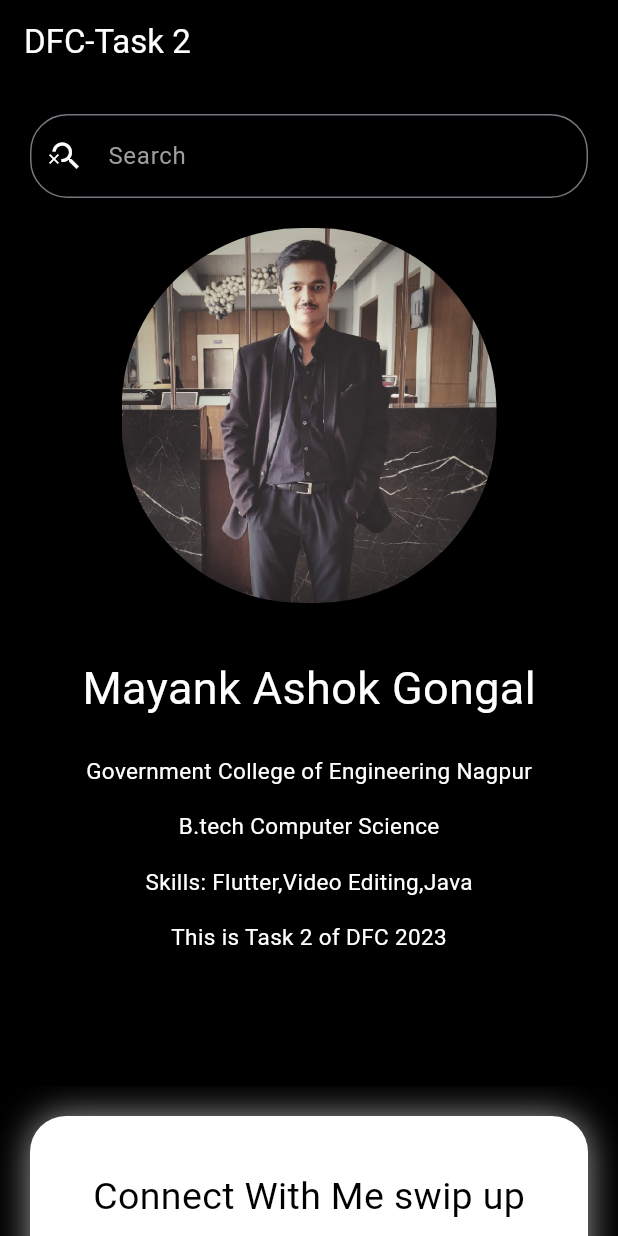
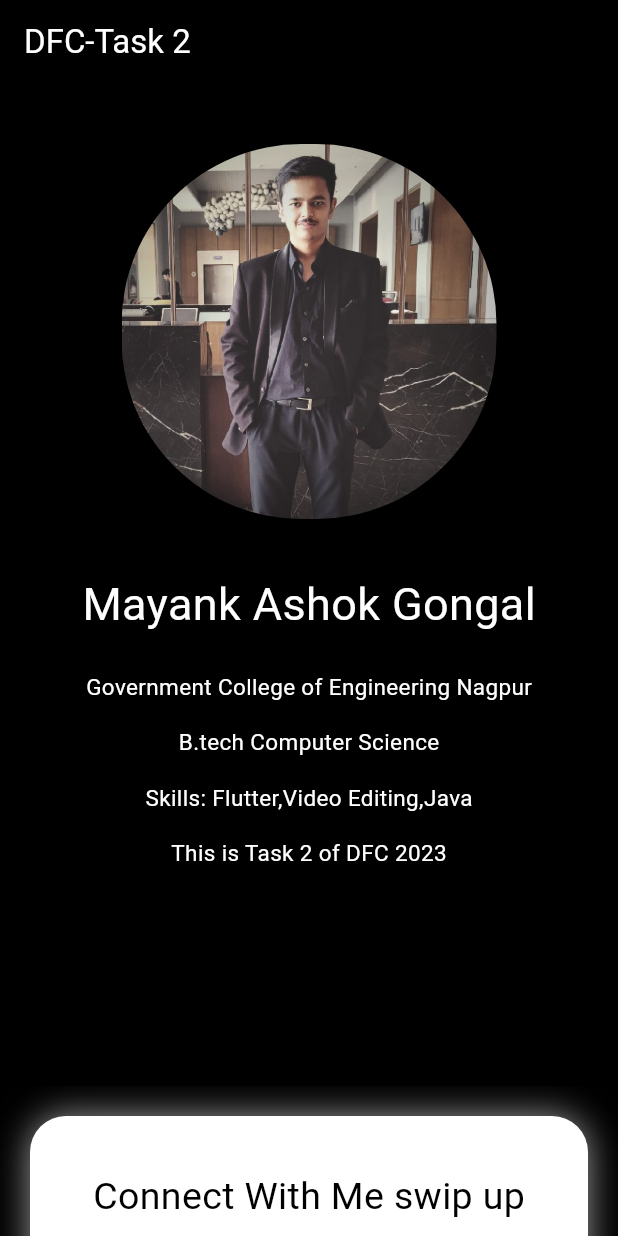
Before and after one commit to mayankgongal5/DFC-task-2, a Flutter app: the screen it shows after launch, on a phone screen of 412 x 824 dp. Run offline on Flutter 3.47's test engine with Material 2 defaults, Android fonts, the phone set to English and light mode, and no system bars; drawn by our look-alikes of sliding_up_panel; missing offline and left inert: open_url.

Commit message:
textfield and icon

```diff
--- a/task2/lib/main.dart
+++ b/task2/lib/main.dart
@@ -98,7 +98,7 @@ class _MyHomePageState extends State<MyHomePage> {
         decoration: const BoxDecoration(color: Colors.black),
         child: SlidingUpPanel(
           minHeight: 100,
-          maxHeight: 400,
+          maxHeight: 480,
           backdropEnabled: true,
           backdropColor: Colors.black,
           backdropOpacity: 0.8,
@@ -116,36 +116,6 @@ class _MyHomePageState extends State<MyHomePage> {
                   padding: const EdgeInsets.all(20.0),
                   child: Column(
                     children: [
-                      TextField(
-                        style: const TextStyle(
-                          color: Colors.white
-                        ),
-                          keyboardType: TextInputType.text,
-                          controller: searchText,
-                          decoration: InputDecoration(
-                              focusedBorder: OutlineInputBorder(
-                                  borderRadius: BorderRadius.circular(25),
-                                  borderSide: const BorderSide(
-                                    color: Colors.blue,
-                                    width: 3,
-
-                                  )
-                              ) ,
-                              hintText: "Search ",
-                              hintStyle: const TextStyle(color: Colors.grey),
-                              prefixIcon: const Icon(Icons.search_off_sharp,color: Colors.white),
-
-
-
-                              border: OutlineInputBorder(
-                                borderRadius: BorderRadius.circular(25),
-
-
-                              )
-                          )
-
-
-                      ),
                       Padding(
                         padding: const EdgeInsets.all(20.0),
                         child: Container(
@@ -320,7 +290,7 @@ class _MyHomePageState extends State<MyHomePage> {
                             decoration: BoxDecoration(
                               image: const DecorationImage(
                                 image: AssetImage('assets/icons/twit2.png'),
-                                fit: BoxFit.fitHeight,
+                                fit: BoxFit.scaleDown,
                               ),
                               borderRadius: BorderRadius.circular(10),
                               color: Colors.white,
@@ -366,7 +336,7 @@ class _MyHomePageState extends State<MyHomePage> {
                               decoration: BoxDecoration(
                                 image: const DecorationImage(
                                   image: AssetImage('assets/icons/link2.png'),
-                                  fit: BoxFit.contain,
+                                  fit: BoxFit.scaleDown,
                                 ),
                                 borderRadius: BorderRadius.circular(10),
                                 color: Colors.white,
@@ -386,7 +356,7 @@ class _MyHomePageState extends State<MyHomePage> {
                               decoration: BoxDecoration(
                                 image: const DecorationImage(
                                   image: AssetImage('assets/icons/api.png'),
-                                  fit: BoxFit.contain,
+                                  fit: BoxFit.scaleDown,
                                 ),
                                 borderRadius: BorderRadius.circular(10),
                                 color: Colors.white,
@@ -400,8 +370,42 @@ class _MyHomePageState extends State<MyHomePage> {
                 ),
 
               ),
+              Padding(
+                padding: const EdgeInsets.only(left: 8,right: 8,bottom: 20,top: 15),
+                child: TextField(
+                    style: const TextStyle(
+                        color: Colors.black
+                    ),
+                    keyboardType: TextInputType.text,
+                    controller: searchText,
+                    decoration: InputDecoration(
+                        focusedBorder: OutlineInputBorder(
+                            borderRadius: BorderRadius.circular(30),
+                            borderSide: const BorderSide(
+                              color: Colors.blue,
+                              width: 3,
+
+                            )
+                        ) ,
+                        hintText: "your e-mail ",
+                        hintStyle: const TextStyle(color: Colors.grey),
+                        prefixIcon: const Icon(Icons.email,color: Colors.black),
+
+
+
+                        border: OutlineInputBorder(
+                          borderRadius: BorderRadius.circular(25),
+
+
+                        )
+                    )
+
+
+                ),
+              ),
 
             ],
+
           ),
         ));
   }
```
Also changed, not shown: 1 other file.
